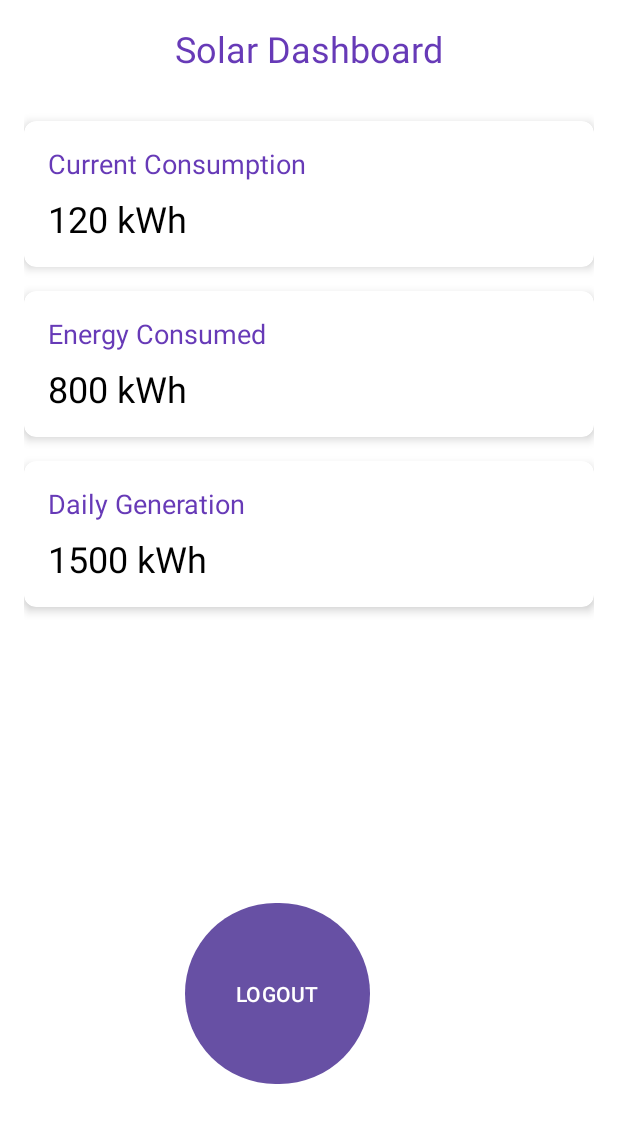
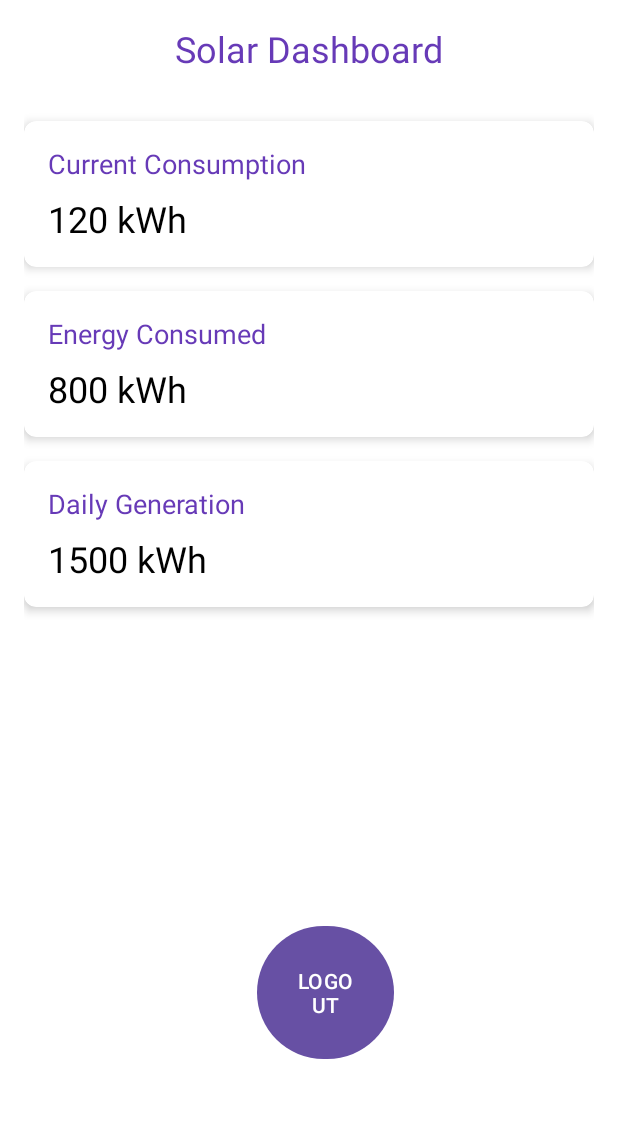
Before and after one commit to kaikamal/FYP, an Android app: the fragment HomeFragment shown on its own in the app's theme, on a phone screen of 412 x 824 dp. Shown: the top 1123 px of the screen. Run offline under Robolectric (Android 15) with nearby library versions, the phone set to English and light mode, and no system bars; our stand-ins replace Firebase (no records; nobody signed in at launch, a user with empty details on screens opened directly).

Commit message:
project commit

```diff
--- a/app/src/main/res/layout/fragment_home.xml
+++ b/app/src/main/res/layout/fragment_home.xml
@@ -38,18 +38,18 @@
                 android:layout_width="wrap_content"
                 android:layout_height="wrap_content"
                 android:text="Current Consumption"
-                android:textSize="18sp"
-                android:textColor="#673AB7"/>
+                android:textColor="#673AB7"
+                android:textSize="18sp" />
 
             <TextView
                 android:id="@+id/textViewCurrentConsumptionValue"
                 android:layout_width="wrap_content"
                 android:layout_height="wrap_content"
+                android:layout_below="@id/textViewCurrentConsumptionTitle"
+                android:layout_marginTop="8dp"
                 android:text="120 kWh"
-                android:textSize="24sp"
                 android:textColor="#000000"
-                android:layout_below="@id/textViewCurrentConsumptionTitle"
-                android:layout_marginTop="8dp"/>
+                android:textSize="24sp" />
         </RelativeLayout>
     </androidx.cardview.widget.CardView>
 
@@ -132,10 +132,10 @@
         android:layout_alignParentTop="true"
         android:layout_alignParentEnd="true"
         android:layout_alignParentBottom="true"
-        android:layout_marginStart="107dp"
-        android:layout_marginTop="582dp"
-        android:layout_marginEnd="149dp"
-        android:layout_marginBottom="81dp"
+        android:layout_marginStart="155dp"
+        android:layout_marginTop="597dp"
+        android:layout_marginEnd="133dp"
+        android:layout_marginBottom="98dp"
         android:onClick="onClickLogout"
         android:text="LOGOUT"
         app:layout_constraintBottom_toBottomOf="parent"
```
